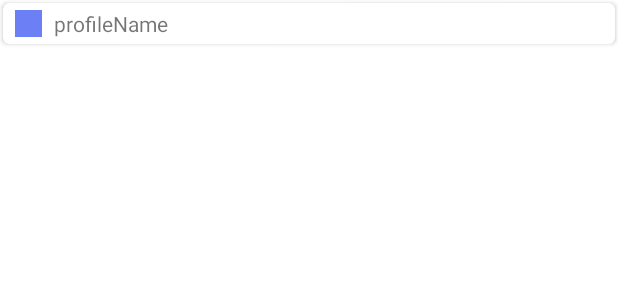
After one commit to pknujsp/CapstoneApp, an Android app: the layout item_view_simpleprofile.xml on its own in the app's theme, with its tools: preview values and no code run, on a phone screen of 412 x 824 dp. The commit adds this screen. Shown: the top 300 px of the screen. Run offline under Robolectric (Android 15) with nearby library versions, the phone set to English and light mode, and no system bars.

Commit message:
1/21 최종

```diff
--- /dev/null
+++ b/app/src/main/res/layout/item_view_simpleprofile.xml
@@ -0,0 +1,35 @@
+<?xml version="1.0" encoding="utf-8"?>
+<com.google.android.material.card.MaterialCardView xmlns:android="http://schemas.android.com/apk/res/android"
+    android:layout_width="match_parent"
+    xmlns:app="http://schemas.android.com/apk/res-auto"
+    android:layout_margin="2dp"
+    app:cardElevation="2dp"
+    android:layout_height="wrap_content">
+
+
+    <LinearLayout
+        android:paddingLeft="8dp"
+        android:paddingRight="8dp"
+        android:paddingTop="4dp"
+        android:paddingBottom="4dp"
+        android:layout_width="match_parent"
+        android:layout_height="wrap_content"
+        android:gravity="center_vertical"
+        android:orientation="horizontal">
+
+        <ImageView
+            android:layout_width="18dp"
+            android:layout_height="18dp"
+            android:src="@color/blue"
+            android:id="@+id/profileImg"
+            android:layout_marginRight="8dp"/>
+
+        <TextView
+            android:id="@+id/profileName"
+            android:layout_width="wrap_content"
+            android:layout_height="wrap_content"
+            android:maxLines="1"
+            android:singleLine="true"
+            android:text="profileName" />
+    </LinearLayout>
+</com.google.android.material.card.MaterialCardView>
--- a/app/src/main/res/values/colors.xml
+++ b/app/src/main/res/values/colors.xml
@@ -8,4 +8,5 @@
     <color name="black">#FF000000</color>
     <color name="white">#FFFFFFFF</color>
     <color name="blue">#6C7FF4</color>
+    <color name="gray">#ACACAC</color>
 </resources>
--- a/app/src/main/res/values/strings.xml
+++ b/app/src/main/res/values/strings.xml
@@ -44,4 +44,5 @@
     <string name="notification_default_settings">알림 기본 설정</string>
     <string name="friendsname">친구 이름</string>
     <string name="remove">삭제</string>
+    <string name="search_address_or_place">주소 또는 장소검색</string>
 </resources>
```
Also changed, not shown: app/src/main/res/drawable/gps_not_fixed_icon.xml (added, +10 -0 lines), app/src/main/res/drawable/map_button_rect.xml (added, +11 -0 lines), app/src/main/res/drawable/map_view_background.xml (added, +8 -0 lines), app/src/main/res/drawable/zoom_in_icon.xml (added, +13 -0 lines), app/src/main/res/drawable/zoom_out_icon.xml (added, +10 -0 lines), app/src/main/res/layout/fragment_abstract_naver_map.xml (+48 -0 lines), app/src/main/res/layout/fragment_main_transaction.xml (+12 -2 lines), app/src/main/res/layout/map_buttons_view.xml (added, +60 -0 lines), app/src/main/res/values/dimens.xml (added, +10 -0 lines).
